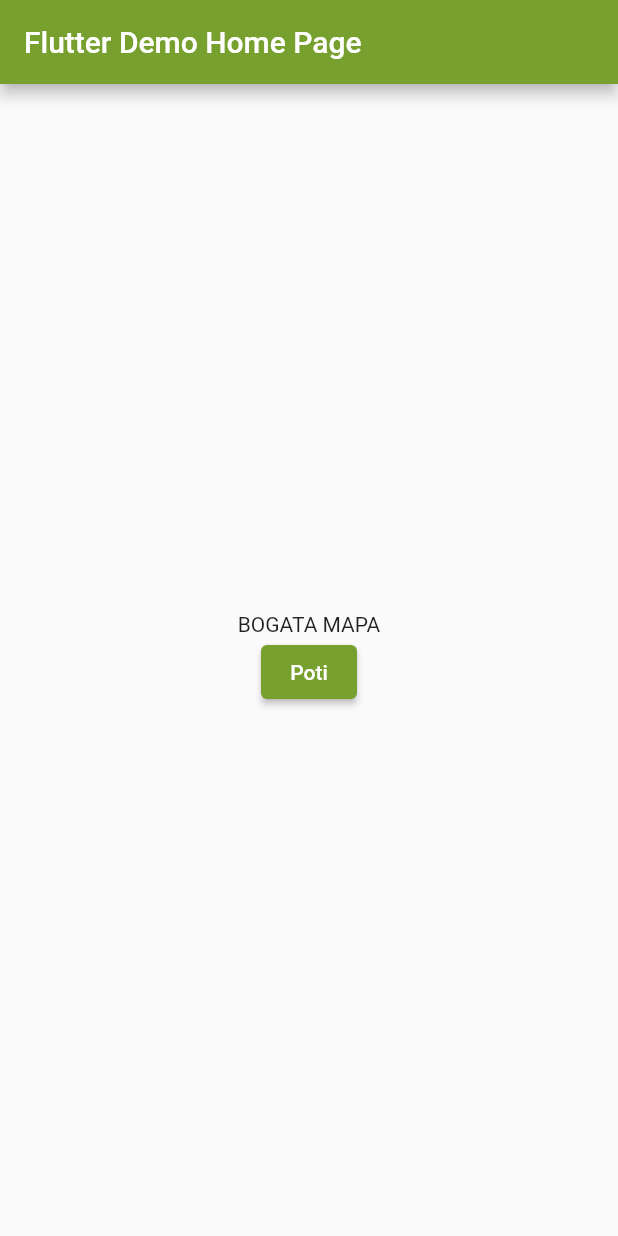
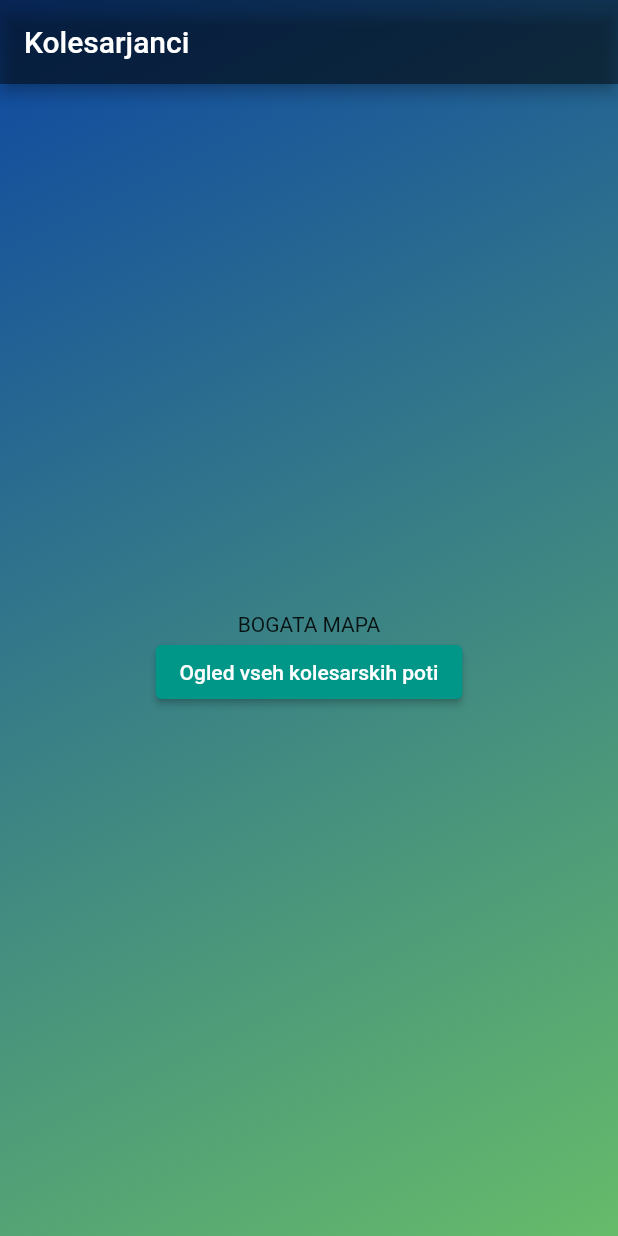
Before and after one commit to zan-luka/emp-app, a Flutter app: the screen it shows after launch, on a phone screen of 412 x 824 dp. Run offline on Flutter 3.47's test engine with Material 2 defaults, Android fonts, the phone set to English and light mode, and no system bars.

Commit message:
App style change

```diff
--- a/lib/main.dart
+++ b/lib/main.dart
@@ -18,37 +18,14 @@ class MyApp extends StatelessWidget {
   @override
   Widget build(BuildContext context) {
     return MaterialApp(
+      debugShowCheckedModeBanner: false,
       title: 'Kolesarjanci',
-      theme: ThemeData(
-        // This is the theme of your application.
-        //
-        // Try running your application with "flutter run". You'll see the
-        // application has a blue toolbar. Then, without quitting the app, try
-        // changing the primarySwatch below to Colors.green and then invoke
-        // "hot reload" (press "r" in the console where you ran "flutter run",
-        // or simply save your changes to "hot reload" in a Flutter IDE).
-        // Notice that the counter didn't reset back to zero; the application
-        // is not restarted.
-        primarySwatch: Pallete.kToDark,
-      ),
-      home: const MyHomePage(title: 'Flutter Demo Home Page'),
+      home: MyHomePage(),
     );
   }
 }
 
 class MyHomePage extends StatefulWidget {
-  const MyHomePage({Key? key, required this.title}) : super(key: key);
-
-  // This widget is the home page of your application. It is stateful, meaning
-  // that it has a State object (defined below) that contains fields that affect
-  // how it looks.
-
-  // This class is the configuration for the state. It holds the values (in this
-  // case the title) provided by the parent (in this case the App widget) and
-  // used by the build method of the State. Fields in a Widget subclass are
-  // always marked "final".
-
-  final String title;
 
   @override
   State<MyHomePage> createState() => _MyHomePageState();
@@ -74,11 +51,17 @@ class _MyHomePageState extends State<MyHomePage> {
     // The Flutter framework has been optimized to make rerunning build methods
     // fast, so that you can just rebuild anything that needs updating rather
     // than having to individually change instances of widgets.
-    return Scaffold(
+    return Container(
+      decoration: BoxDecoration(
+          gradient: LinearGradient(
+              begin: Alignment.topLeft,
+              end: Alignment.bottomRight,
+              colors: [Colors.blue.shade900, Colors.green.shade400])),
+    child: Scaffold(
+      backgroundColor: Colors.transparent,
       appBar: AppBar(
-        // Here we take the value from the MyHomePage object that was created by
-        // the App.build method, and use it to set our appbar title.
-        title: Text(widget.title),
+        backgroundColor: Colors.black45,
+        title: Text("Kolesarjanci"),
       ),
       body: Center(
         // Center is a layout widget. It takes a single child and positions it
@@ -109,8 +92,12 @@ class _MyHomePageState extends State<MyHomePage> {
               ),
             ),
             ElevatedButton(
+                style: ElevatedButton.styleFrom(
+
+                  primary: Colors.teal,
+                ),
                 onPressed: readJson,
-                child: const Text("Poti")
+                child: const Text("Ogled vseh kolesarskih poti")
             ),
             _items.isNotEmpty
             ? Expanded(
@@ -133,7 +120,8 @@ class _MyHomePageState extends State<MyHomePage> {
             :Container()
           ],
         ),
-      ), // This trailing comma makes auto-formatting nicer for build methods.
+      ),
+    ),// This trailing comma makes auto-formatting nicer for build methods.
     );
   }
 }
@@ -153,8 +141,16 @@ class FirstRoute extends StatelessWidget {
 
   @override
   Widget build(BuildContext context) {
-    return Scaffold(
+    return Container(
+      decoration: BoxDecoration(
+          gradient: LinearGradient(
+              begin: Alignment.topLeft,
+              end: Alignment.bottomRight,
+              colors: [Colors.blue.shade900, Colors.green.shade400])),
+    child: Scaffold(
+    backgroundColor: Colors.transparent,
       appBar: AppBar(
+        backgroundColor: Colors.black45,
         title: Text(naziv),
       ),
       body: Center(
@@ -169,7 +165,7 @@ class FirstRoute extends StatelessWidget {
             ),
             Container(
               alignment: Alignment.topRight,
-              child: Text("Ratio: " + ((like/(like+dislike)*100).toInt()).toString(), style: TextStyle(fontSize: 20)),
+              child: Text("Ocena: " + ((like/(like+dislike)*100).toInt()).toString(), style: TextStyle(fontSize: 20)),
               margin: EdgeInsets.only(right: 20),
             ),
             Container(
@@ -200,5 +196,6 @@ class FirstRoute extends StatelessWidget {
           ],
         ),
       ),
+    ),
     );
   }}
```
Also changed, not shown: pubspec.lock.
